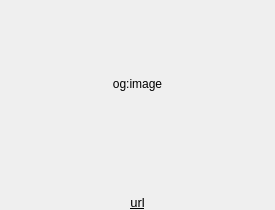
Before: the Qt Designer form widget/WebLinkThumbWidget.ui in SeptemberHX/MPaste, drawn with Qt 5.
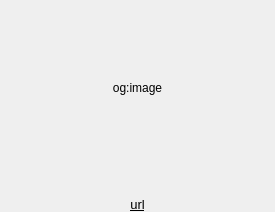
After: the same form once the commit is applied.

The edit to the form file:
```diff
--- a/widget/WebLinkThumbWidget.ui
+++ b/widget/WebLinkThumbWidget.ui
@@ -13,11 +13,11 @@
     <x>0</x>
     <y>0</y>
     <width>275</width>
-    <height>210</height>
+    <height>212</height>
    </rect>
   </property>
   <property name="sizePolicy">
-   <sizepolicy hsizetype="Preferred" vsizetype="Fixed">
+   <sizepolicy hsizetype="Preferred" vsizetype="Minimum">
     <horstretch>0</horstretch>
     <verstretch>0</verstretch>
    </sizepolicy>
@@ -33,16 +33,16 @@
   </property>
   <layout class="QVBoxLayout" name="verticalLayout" stretch="1,0,0">
    <property name="spacing">
-    <number>5</number>
+    <number>1</number>
    </property>
    <property name="leftMargin">
-    <number>3</number>
+    <number>2</number>
    </property>
    <property name="topMargin">
-    <number>3</number>
+    <number>0</number>
    </property>
    <property name="rightMargin">
-    <number>3</number>
+    <number>2</number>
    </property>
    <property name="bottomMargin">
     <number>0</number>
@@ -119,6 +119,9 @@
      <property name="wordWrap">
       <bool>false</bool>
      </property>
+     <property name="indent">
+      <number>1</number>
+     </property>
     </widget>
    </item>
    <item>
@@ -144,6 +147,9 @@
      <property name="wordWrap">
       <bool>false</bool>
      </property>
+     <property name="margin">
+      <number>0</number>
+     </property>
     </widget>
    </item>
   </layout>
```
Left out of the diff: 6 changed lines with no effect on the pictures.
